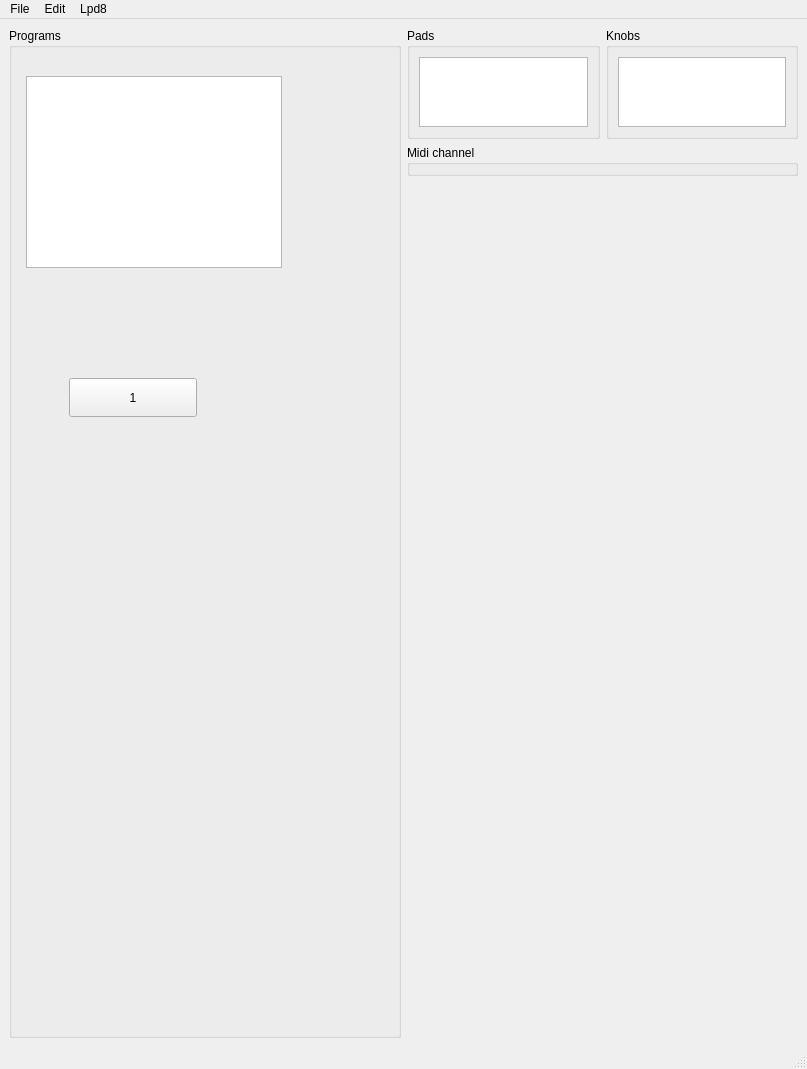
charlesfleche/lpd8editor, file src/mainwindow.ui: the form before one commit.
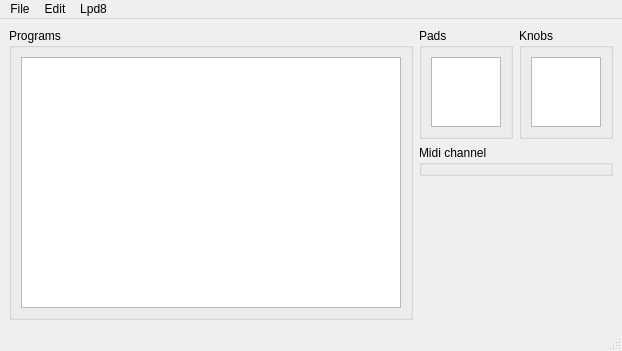
The form after the commit.

Commit message: Fix wrongly commited layout

What changed in the file:
```diff
--- a/src/mainwindow.ui
+++ b/src/mainwindow.ui
@@ -6,8 +6,8 @@
    <rect>
     <x>0</x>
     <y>0</y>
-    <width>807</width>
-    <height>1069</height>
+    <width>622</width>
+    <height>351</height>
    </rect>
   </property>
   <property name="windowTitle">
@@ -26,15 +26,9 @@
       <property name="flat">
        <bool>true</bool>
       </property>
+      <layout class="QHBoxLayout" name="horizontalLayout_2">
+       <item>
       <widget class="QListView" name="programsView">
-       <property name="geometry">
-        <rect>
-         <x>17</x>
-         <y>48</y>
-         <width>256</width>
-         <height>192</height>
-        </rect>
-       </property>
        <property name="sizePolicy">
         <sizepolicy hsizetype="MinimumExpanding" vsizetype="MinimumExpanding">
          <horstretch>0</horstretch>
@@ -42,25 +36,8 @@
         </sizepolicy>
        </property>
       </widget>
-      <widget class="QPushButton" name="pushButton">
-       <property name="geometry">
-        <rect>
-         <x>60</x>
-         <y>350</y>
-         <width>128</width>
-         <height>39</height>
-        </rect>
-       </property>
-       <property name="sizePolicy">
-        <sizepolicy hsizetype="Minimum" vsizetype="Minimum">
-         <horstretch>0</horstretch>
-         <verstretch>0</verstretch>
-        </sizepolicy>
-       </property>
-       <property name="text">
-        <string>1</string>
-       </property>
-      </widget>
+       </item>
+      </layout>
      </widget>
     </item>
     <item>
@@ -165,7 +142,7 @@
     <rect>
      <x>0</x>
      <y>0</y>
-     <width>807</width>
+     <width>622</width>
      <height>33</height>
     </rect>
    </property>
```
Lines whose indentation alone changed are shown as unchanged.
